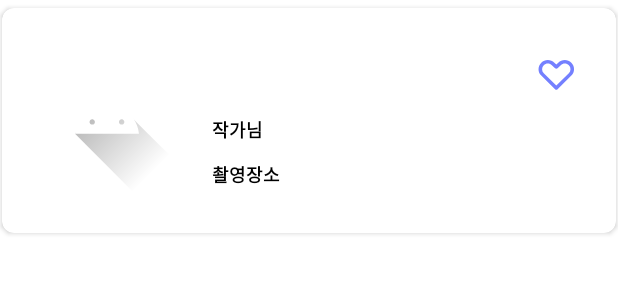
After one commit to SMILE-SSAFY/SMILE-Android, an Android app: the layout recycler_post_item.xml on its own in the app's theme, with its tools: preview values and no code run, on a phone screen of 412 x 824 dp. The commit adds this screen. Shown: the top 300 px of the screen. Run offline under Robolectric (Android 15) with nearby library versions, the phone set to English and light mode, and no system bars.

Commit message:
[FEAT] #18 - 게시글 카테고리 검색 게시글 검색 리사이클러뷰 구현, 게시글 검색 좋아요 구현
Former-commit-id: 9940250e616cc4889da7a7309c34c0c12e36609c

```diff
--- /dev/null
+++ b/Smile_Android/app/src/main/java/com/ssafy/smile/common/view/CustomPost.kt
@@ -0,0 +1,80 @@
+package com.ssafy.smile.common.view
+
+import android.content.Context
+import android.content.res.TypedArray
+import android.util.AttributeSet
+import android.view.LayoutInflater
+import android.widget.CheckedTextView
+import android.widget.ImageView
+import android.widget.TextView
+import androidx.constraintlayout.widget.ConstraintLayout
+import com.bumptech.glide.Glide
+import com.ssafy.smile.R
+import com.ssafy.smile.domain.model.CustomPostDomainDto
+
+class CustomPost: ConstraintLayout {
+    private lateinit var ivImage: ImageView
+    private lateinit var tvCategory: TextView
+    private lateinit var tvName: TextView
+    private lateinit var tvLocation: TextView
+    private lateinit var ctvLike: CheckedTextView
+    private lateinit var tvLike: TextView
+
+    constructor(context: Context) : super(context)
+
+    constructor(context: Context, attrs: AttributeSet): super(context, attrs) {
+        init()
+        getAttrs(attrs)
+    }
+
+    private fun init() {
+        val view = LayoutInflater.from(context).inflate(R.layout.custom_post, this, false)
+        addView(view)
+        ivImage = findViewById(R.id.iv_image)
+        tvCategory = findViewById(R.id.tv_category)
+        tvName = findViewById(R.id.tv_name)
+        tvLocation = findViewById(R.id.tv_location)
+        ctvLike = findViewById(R.id.ctv_like)
+        tvLike = findViewById(R.id.tv_like)
+
+        ctvLike.setOnClickListener {
+            ctvLike.isChecked = !(ctvLike.isChecked)
+        }
+    }
+
+    // attrs.xml 파일로부터 속성 정보 확보 - typedArray
+    private fun getAttrs(attrs: AttributeSet) {
+        val typedArray = context.obtainStyledAttributes(attrs, R.styleable.CustomPost)
+        setTypedArray(typedArray)
+    }
+
+    // 속성값을 view 요소들에 연결
+    private fun setTypedArray(typedArray: TypedArray) {
+        ivImage.setImageResource(
+            typedArray.getResourceId(
+                R.styleable.CustomPost_postImg,
+                R.drawable.ic_launcher_foreground
+            )
+        )
+        tvCategory.text = typedArray.getText(R.styleable.CustomPost_pCategory)
+        tvName.text = typedArray.getText(R.styleable.CustomPost_pName)
+        tvLocation.text = typedArray.getText(R.styleable.CustomPost_pLocation)
+        ctvLike.isChecked = typedArray.getBoolean(R.styleable.CustomPost_pIsChecked, false)
+        tvLike.text = typedArray.getText(R.styleable.CustomPost_pLike)
+        typedArray.recycle()
+    }
+
+    fun setAttrs(data: CustomPostDomainDto) {
+        Glide.with(context)
+            .load(data.img)
+            .into(ivImage)
+        tvCategory.text = data.category
+        tvName.text = data.name
+        tvLocation.text = data.location
+        ctvLike.isChecked = data.isLike
+        tvLike.text = data.like.toString()
+
+        invalidate()
+        requestLayout()
+    }
+}
--- /dev/null
+++ b/Smile_Android/app/src/main/res/layout/custom_post.xml
@@ -0,0 +1,124 @@
+<?xml version="1.0" encoding="utf-8"?>
+<androidx.constraintlayout.widget.ConstraintLayout xmlns:android="http://schemas.android.com/apk/res/android"
+    xmlns:app="http://schemas.android.com/apk/res-auto"
+    android:layout_width="match_parent"
+    android:layout_height="wrap_content">
+
+    <androidx.cardview.widget.CardView
+        android:layout_width="match_parent"
+        android:layout_height="150dp"
+        android:layout_marginVertical="5dp"
+        android:layout_marginHorizontal="1dp"
+        app:cardElevation="2dp"
+        app:cardCornerRadius="8dp"
+        app:layout_constraintBottom_toBottomOf="parent"
+        app:layout_constraintEnd_toEndOf="parent"
+        app:layout_constraintStart_toStartOf="parent"
+        app:layout_constraintTop_toTopOf="parent">
+
+        <LinearLayout
+            android:layout_width="match_parent"
+            android:layout_height="match_parent"
+            android:orientation="horizontal"
+            android:gravity="center_vertical">
+
+            <ImageView
+                android:id="@+id/iv_image"
+                android:layout_width="100dp"
+                android:layout_height="100dp"
+                android:layout_marginStart="20dp" />
+
+            <LinearLayout
+                android:id="@+id/layout_info"
+                android:layout_width="match_parent"
+                android:layout_height="wrap_content"
+                android:layout_marginHorizontal="20dp"
+                android:orientation="vertical">
+
+                <LinearLayout
+                    android:layout_width="match_parent"
+                    android:layout_height="wrap_content"
+                    android:orientation="horizontal"
+                    android:gravity="center_vertical">
+                    <TextView
+                        android:id="@+id/tv_category"
+                        style="@style/TvT4"
+                        android:layout_width="wrap_content"
+                        android:layout_height="wrap_content"
+                        android:ellipsize="end"
+                        android:maxLines="1"
+                        android:textColor="@color/blue400" />
+
+                    <LinearLayout
+                        android:layout_width="match_parent"
+                        android:layout_height="wrap_content"
+                        android:gravity="center|right">
+                        <CheckedTextView
+                            android:id="@+id/ctv_like"
+                            android:layout_marginRight="4dp"
+                            android:layout_width="wrap_content"
+                            android:layout_height="wrap_content"
+                            android:checkMark="@drawable/ctv_like" />
+
+                        <TextView
+                            android:id="@+id/tv_like"
+                            style="@style/TvT3"
+                            android:layout_width="wrap_content"
+                            android:layout_height="wrap_content"
+                            android:textColor="@color/blue400" />
+                    </LinearLayout>
+                </LinearLayout>
+
+                <LinearLayout
+                    android:layout_width="match_parent"
+                    android:layout_height="wrap_content"
+                    android:layout_marginTop="12dp"
+                    android:orientation="horizontal">
+
+                    <LinearLayout
+                        android:layout_width="wrap_content"
+                        android:layout_height="wrap_content"
+                        android:orientation="vertical">
+
+                        <TextView
+                            style="@style/TvT4"
+                            android:layout_width="wrap_content"
+                            android:layout_height="wrap_content"
+                            android:text="작가님"
+                            android:textColor="@color/black" />
+
+                        <TextView
+                            style="@style/TvT4"
+                            android:layout_width="wrap_content"
+                            android:layout_height="wrap_content"
+                            android:layout_marginTop="12dp"
+                            android:text="촬영장소"
+                            android:textColor="@color/black" />
+                    </LinearLayout>
+
+                    <LinearLayout
+                        android:layout_width="match_parent"
+                        android:layout_height="wrap_content"
+                        android:layout_marginLeft="20dp"
+                        android:orientation="vertical">
+
+                        <TextView
+                            android:id="@+id/tv_name"
+                            style="@style/TvT4"
+                            android:layout_width="match_parent"
+                            android:layout_height="wrap_content"
+                            android:textColor="@color/black" />
+
+                        <TextView
+                            android:id="@+id/tv_location"
+                            style="@style/TvT4"
+                            android:layout_width="match_parent"
+                            android:layout_height="wrap_content"
+                            android:layout_marginTop="12dp"
+                            android:textColor="@color/black" />
+                    </LinearLayout>
+                </LinearLayout>
+            </LinearLayout>
+        </LinearLayout>
+    </androidx.cardview.widget.CardView>
+</androidx.constraintlayout.widget.ConstraintLayout>
--- /dev/null
+++ b/Smile_Android/app/src/main/res/layout/recycler_post_item.xml
@@ -0,0 +1,17 @@
+<?xml version="1.0" encoding="utf-8"?>
+<androidx.constraintlayout.widget.ConstraintLayout xmlns:android="http://schemas.android.com/apk/res/android"
+    xmlns:app="http://schemas.android.com/apk/res-auto"
+    xmlns:tools="http://schemas.android.com/tools"
+    android:layout_width="match_parent"
+    android:layout_height="wrap_content">
+
+    <com.ssafy.smile.common.view.CustomPost
+        android:id="@+id/custom_post"
+        android:layout_width="0dp"
+        android:layout_height="wrap_content"
+        app:layout_constraintBottom_toBottomOf="parent"
+        app:layout_constraintEnd_toEndOf="parent"
+        app:layout_constraintStart_toStartOf="parent"
+        app:layout_constraintTop_toTopOf="parent" />
+
+</androidx.constraintlayout.widget.ConstraintLayout>
```
Also changed, not shown: Smile_Android/app/src/main/java/com/ssafy/smile/domain/model/CustomPostDomainDto.kt (added, +10 -0 lines), Smile_Android/app/src/main/java/com/ssafy/smile/presentation/adapter/ResultPostRecyclerAdapter.kt (added, +50 -0 lines), Smile_Android/app/src/main/java/com/ssafy/smile/presentation/view/home/ResultPostFragment.kt (+38 -1 lines), Smile_Android/app/src/main/res/values/attrs.xml (+8 -0 lines).
